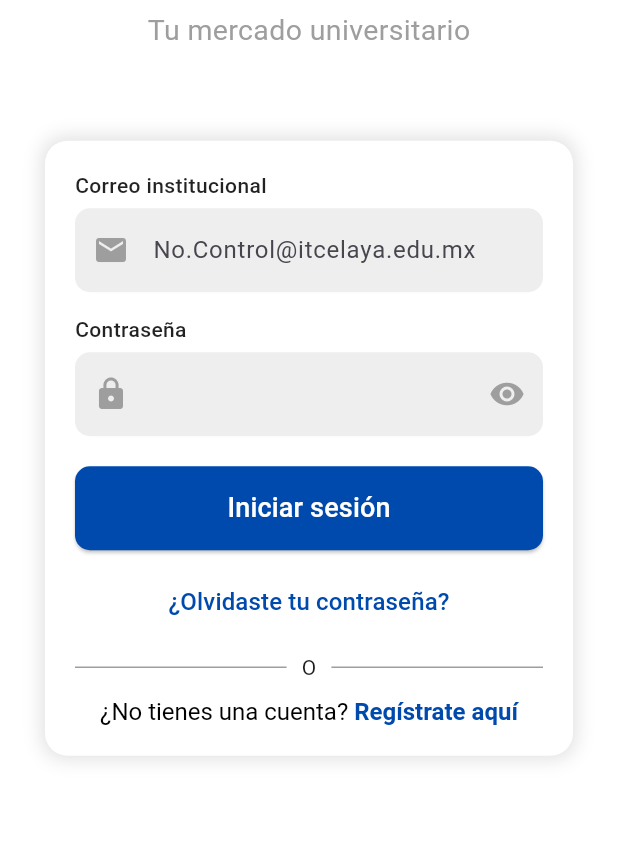
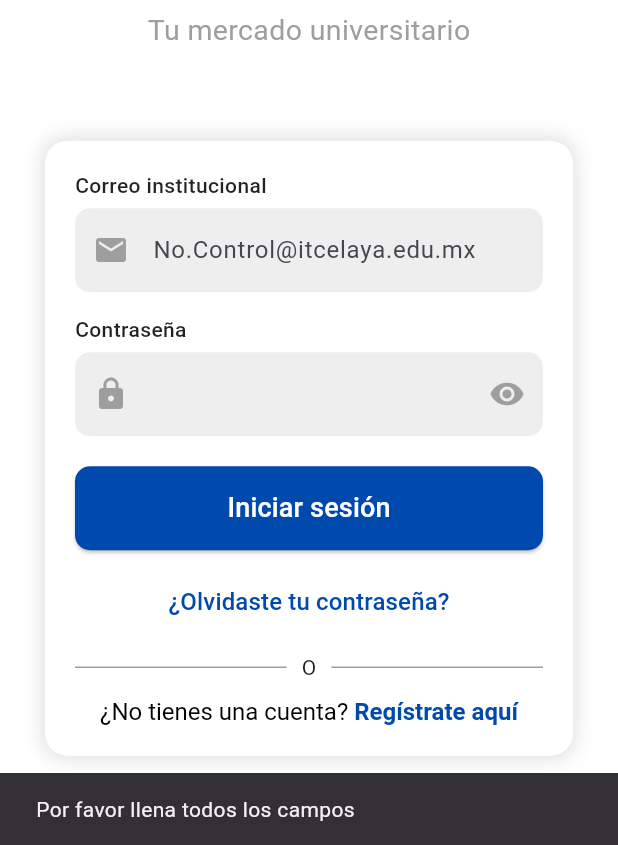
Before and after one commit to CaracheoAdan/lynxMark, a Flutter app: the screen it shows after launch, after a tap on "Iniciar sesión", on a phone screen of 412 x 824 dp, the part 391-1236 px from its top. Run offline on Flutter 3.47's test engine with Material 3 defaults, Android fonts, the phone set to English and light mode, and no system bars; our stand-ins replace image_picker.

Commit message:
redireccionamiento del login

```diff
--- a/lib/screens/login_screen.dart
+++ b/lib/screens/login_screen.dart
@@ -1,7 +1,36 @@
 import 'package:flutter/gestures.dart';
 import 'package:flutter/material.dart';
+import 'product_catalog_screen.dart'; // Asegúrate que la ruta sea correcta
 
-class LoginScreen extends StatelessWidget {
+class LoginScreen extends StatefulWidget {
+  @override
+  State<LoginScreen> createState() => _LoginScreenState();
+}
+
+class _LoginScreenState extends State<LoginScreen> {
+  final TextEditingController _emailController = TextEditingController();
+  final TextEditingController _passwordController = TextEditingController();
+
+  void _login() {
+    String email = _emailController.text.trim();
+    String password = _passwordController.text.trim();
+
+    if (email.isEmpty || password.isEmpty) {
+      ScaffoldMessenger.of(context).showSnackBar(
+        SnackBar(content: Text('Por favor llena todos los campos')),
+      );
+      return;
+    }
+
+    // Aquí iría tu lógica de autenticación
+
+    // Navegar a la pantalla de catálogo
+    Navigator.pushReplacement(
+      context,
+      MaterialPageRoute(builder: (context) => ProductCatalogScreen()),
+    );
+  }
+
   @override
   Widget build(BuildContext context) {
     return Scaffold(
@@ -13,12 +42,8 @@ class LoginScreen extends StatelessWidget {
             child: Column(
               mainAxisAlignment: MainAxisAlignment.center,
               children: [
-                // Logo
                 Image.asset('assets/logo.png', height: 130),
-
                 SizedBox(height: 20),
-
-                // Nombre de la app
                 Text(
                   "Lince Market",
                   style: TextStyle(
@@ -27,18 +52,12 @@ class LoginScreen extends StatelessWidget {
                     color: Color(0xFF004AAD),
                   ),
                 ),
-
                 SizedBox(height: 7),
-
-                // Eslogan
                 Text(
                   "Tu mercado universitario",
                   style: TextStyle(fontSize: 19, color: Colors.grey),
                 ),
-
                 SizedBox(height: 60),
-
-                // Formulario de login
                 Container(
                   padding: EdgeInsets.all(20),
                   decoration: BoxDecoration(
@@ -55,7 +74,6 @@ class LoginScreen extends StatelessWidget {
                   child: Column(
                     crossAxisAlignment: CrossAxisAlignment.start,
                     children: [
-                      // Texto "Correo institucional"
                       Text(
                         "Correo institucional",
                         style: TextStyle(
@@ -65,11 +83,9 @@ class LoginScreen extends StatelessWidget {
                         ),
                       ),
                       SizedBox(height: 5),
-
-                      // Campo Correo Institucional
                       TextField(
+                        controller: _emailController,
                         keyboardType: TextInputType.emailAddress,
-                        readOnly: false,
                         decoration: InputDecoration(
                           prefixIcon: Icon(Icons.email, color: Colors.grey),
                           hintText: "No.Control@itcelaya.edu.mx",
@@ -81,10 +97,7 @@ class LoginScreen extends StatelessWidget {
                           ),
                         ),
                       ),
-
                       SizedBox(height: 15),
-
-                      // Texto "Contraseña"
                       Text(
                         "Contraseña",
                         style: TextStyle(
@@ -94,14 +107,13 @@ class LoginScreen extends StatelessWidget {
                         ),
                       ),
                       SizedBox(height: 5),
-
-                      // Campo Contraseña
                       TextField(
+                        controller: _passwordController,
                         obscureText: true,
-                        readOnly: false,
                         decoration: InputDecoration(
-                          prefixIcon: Icon(Icons.lock, color: Colors.grey), // Ícono de bloqueo
-                          suffixIcon: Icon(Icons.visibility, color: Colors.grey), // Ícono de visibilidad
+                          prefixIcon: Icon(Icons.lock, color: Colors.grey),
+                          suffixIcon:
+                              Icon(Icons.visibility, color: Colors.grey),
                           filled: true,
                           fillColor: Colors.grey[200],
                           border: OutlineInputBorder(
@@ -110,18 +122,13 @@ class LoginScreen extends StatelessWidget {
                           ),
                         ),
                       ),
-
                       SizedBox(height: 20),
-
-                      // Botón de Iniciar Sesión
                       SizedBox(
                         width: double.infinity,
                         child: ElevatedButton(
-                          onPressed: () {
-                            // Acción del login
-                          },
+                          onPressed: _login,
                           style: ElevatedButton.styleFrom(
-                            backgroundColor: Color(0xFF004AAD), // Azul universitario
+                            backgroundColor: Color(0xFF004AAD),
                             padding: EdgeInsets.symmetric(vertical: 15),
                             shape: RoundedRectangleBorder(
                               borderRadius: BorderRadius.circular(10),
@@ -133,10 +140,7 @@ class LoginScreen extends StatelessWidget {
                           ),
                         ),
                       ),
-
                       SizedBox(height: 10),
-
-                      // Enlace "Olvidaste tu contraseña"
                       Center(
                         child: TextButton(
                           onPressed: () {
@@ -144,14 +148,12 @@ class LoginScreen extends StatelessWidget {
                           },
                           child: Text(
                             "¿Olvidaste tu contraseña?",
-                            style: TextStyle(fontSize: 16, color: Color(0xFF004AAD)),
+                            style: TextStyle(
+                                fontSize: 16, color: Color(0xFF004AAD)),
                           ),
                         ),
                       ),
-
                       SizedBox(height: 10),
-
-                      // Divider
                       Row(
                         children: [
                           Expanded(child: Divider(color: Colors.grey)),
@@ -162,10 +164,7 @@ class LoginScreen extends StatelessWidget {
                           Expanded(child: Divider(color: Colors.grey)),
                         ],
                       ),
-
                       SizedBox(height: 10),
-
-                      // Enlace "Registrarse aquí" dentro del cuadro
                       Center(
                         child: RichText(
                           text: TextSpan(
```
Also changed, not shown: pubspec.lock, 1 other file.
